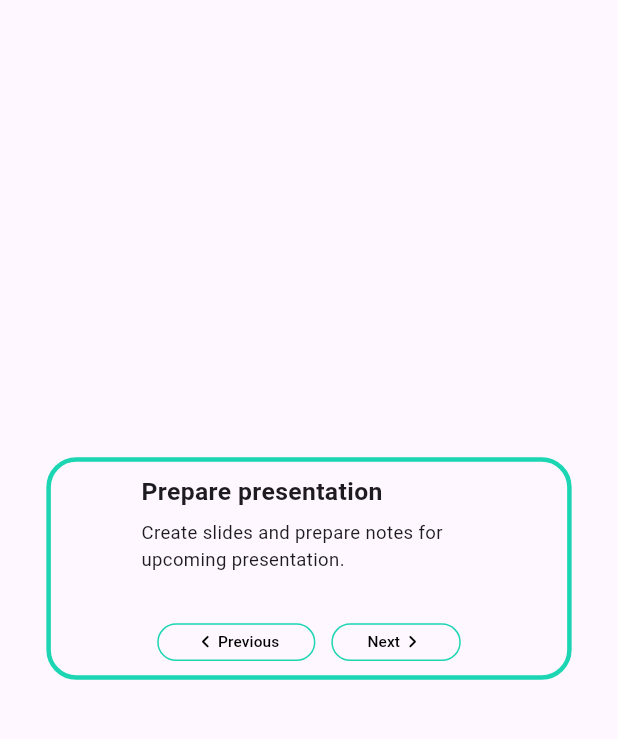
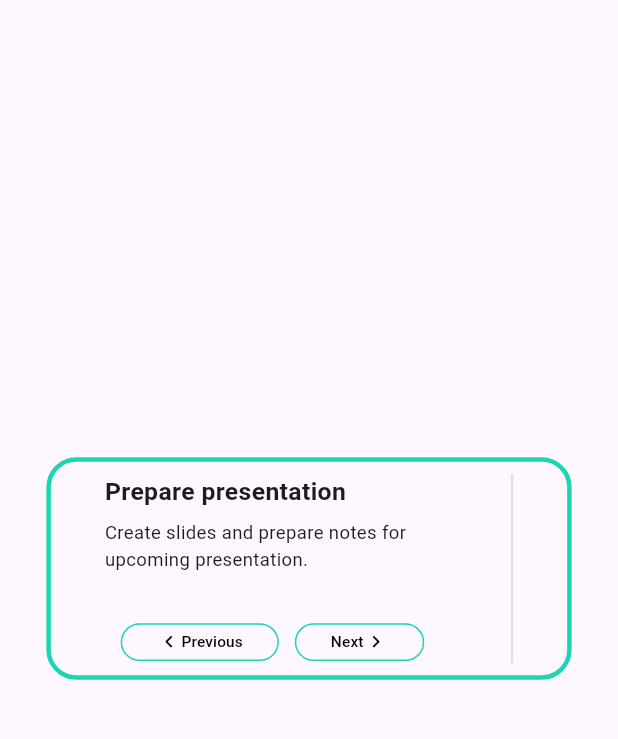
Before and after one commit to bhawesh2002/redo, a Flutter app: the screen it shows after launch, on a phone screen of 412 x 824 dp, the part 99-838 px from its top. Run offline on Flutter 3.47's test engine with Material 3 defaults, Android fonts, the phone set to English and light mode, and no system bars; our stand-ins replace firebase_core, flutter_svg; accounts and stored records are empty.

Commit message:
create seperation

```diff
--- a/lib/test_page.dart
+++ b/lib/test_page.dart
@@ -146,6 +146,11 @@ class TaskWidget extends StatelessWidget {
                   )
                 ],
               ),
+              Container(
+                width: constraints.maxWidth * 0.005,
+                height: constraints.maxHeight,
+                color: Colors.grey.shade300,
+              ),
             ],
           );
         },
```
